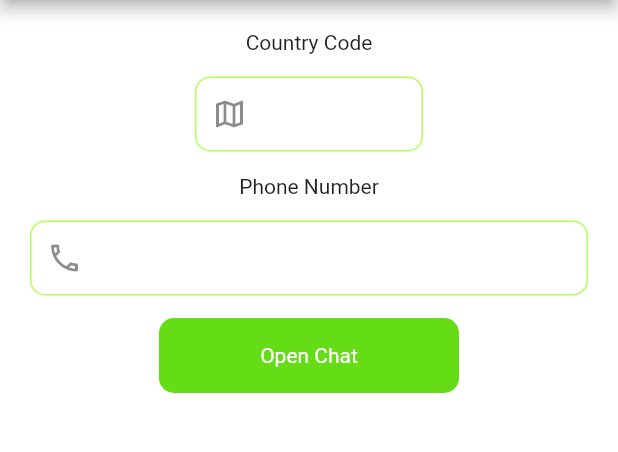
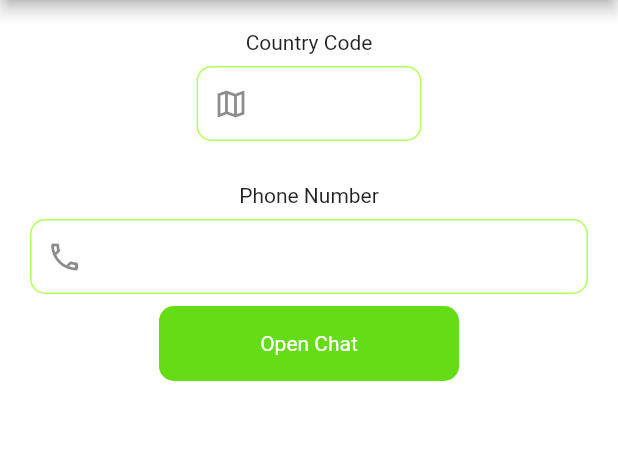
Before and after one commit to Morne-le-Roux/whatsapp_chat_dialer, a Flutter app: the screen it shows after launch, on a phone screen of 412 x 824 dp, the part 84-536 px from its top. Run offline on Flutter 3.47's test engine with Material 2 defaults, Android fonts, the phone set to English and light mode, and no system bars.

Commit message:
updated ui

```diff
--- a/lib/main.dart
+++ b/lib/main.dart
@@ -52,9 +52,9 @@ class _WhatsappChatDialerState extends State<WhatsappChatDialer> {
                 //COUNTRY CODE TEXTFIELD
 
                 Padding(
-                  padding:
-                      const EdgeInsets.symmetric(horizontal: 130, vertical: 15),
+                  padding: const EdgeInsets.all(8.0),
                   child: Container(
+                    width: 150,
                     padding: const EdgeInsets.symmetric(horizontal: 10),
                     decoration: BoxDecoration(
                         border: Border.all(
@@ -70,13 +70,16 @@ class _WhatsappChatDialerState extends State<WhatsappChatDialer> {
                     ),
                   ),
                 ),
+                const SizedBox(
+                  height: 20,
+                ),
                 const Text("Phone Number"),
 
                 //PHONE NUMBER TEXTFIELD
 
                 Padding(
                   padding:
-                      const EdgeInsets.symmetric(horizontal: 20, vertical: 15),
+                      const EdgeInsets.symmetric(horizontal: 20, vertical: 8),
                   child: Container(
                     padding: const EdgeInsets.symmetric(horizontal: 10),
                     decoration: BoxDecoration(
```
